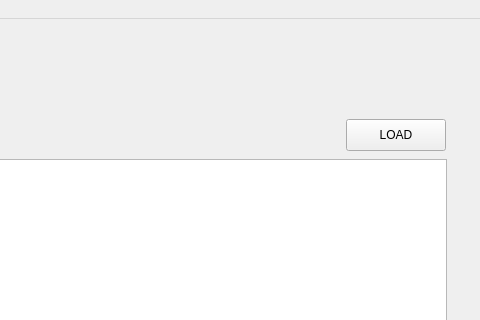
First picture: the form in code/gui/gui/mainwindow.ui, repository JustRayCB/bdd_projet1, before the edit; both pictures show x 524 to 1004 and y 0 to 320 of the 1004 by 639 pixel window.
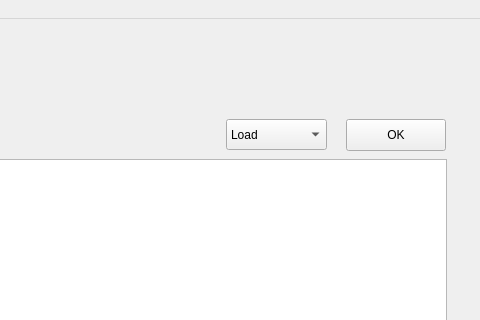
Second picture: the form after the edit. The open tabs and pages were chosen to show the change. Icons and pictures are not drawn.

```diff
--- a/code/gui/gui/mainwindow.ui
+++ b/code/gui/gui/mainwindow.ui
@@ -814,7 +814,7 @@
        </rect>
       </property>
       <property name="text">
-       <string>LOAD</string>
+       <string>OK</string>
       </property>
      </widget>
      <widget class="QTextBrowser" name="textBrowser_7">
@@ -834,6 +834,26 @@
 &lt;p style=&quot; margin-top:0px; margin-bottom:0px; margin-left:0px; margin-right:0px; -qt-block-indent:0; text-indent:0px;&quot;&gt;&lt;span style=&quot; font-family:'.AppleSystemUIFont'; font-size:13pt;&quot;&gt;Pathologie&lt;/span&gt;&lt;/p&gt;&lt;/body&gt;&lt;/html&gt;</string>
       </property>
      </widget>
+     <widget class="QComboBox" name="comboBox_2">
+      <property name="geometry">
+       <rect>
+        <x>740</x>
+        <y>40</y>
+        <width>101</width>
+        <height>31</height>
+       </rect>
+      </property>
+      <item>
+       <property name="text">
+        <string>Load</string>
+       </property>
+      </item>
+      <item>
+       <property name="text">
+        <string>query 2</string>
+       </property>
+      </item>
+     </widget>
     </widget>
     <widget class="QWidget" name="Medecin">
      <widget class="QTableView" name="tableViewMedecin">
```
Left out of the diff: 2 changed lines with no effect on the pictures.
